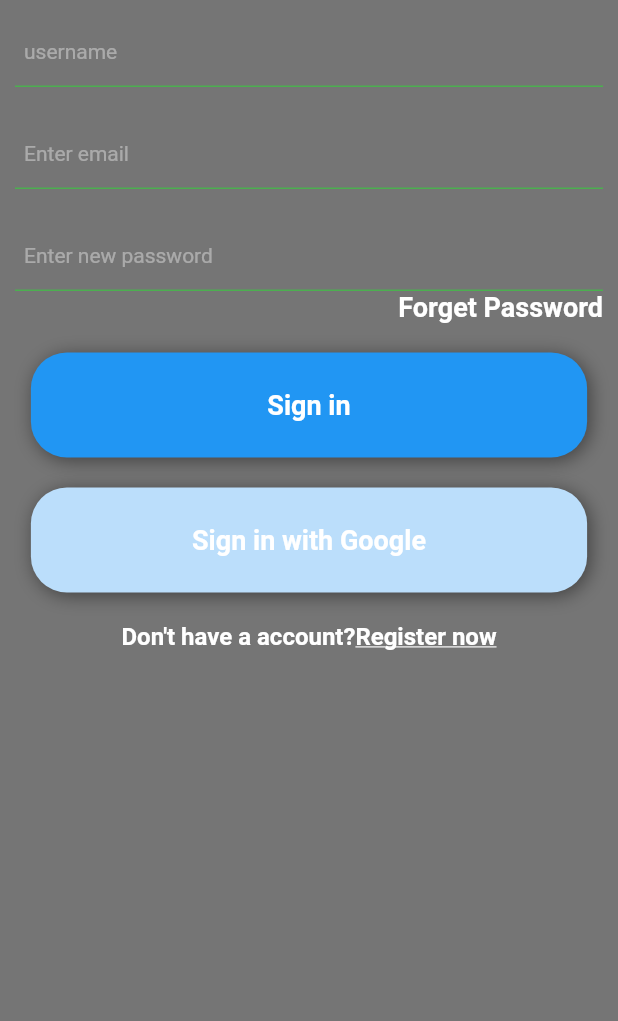
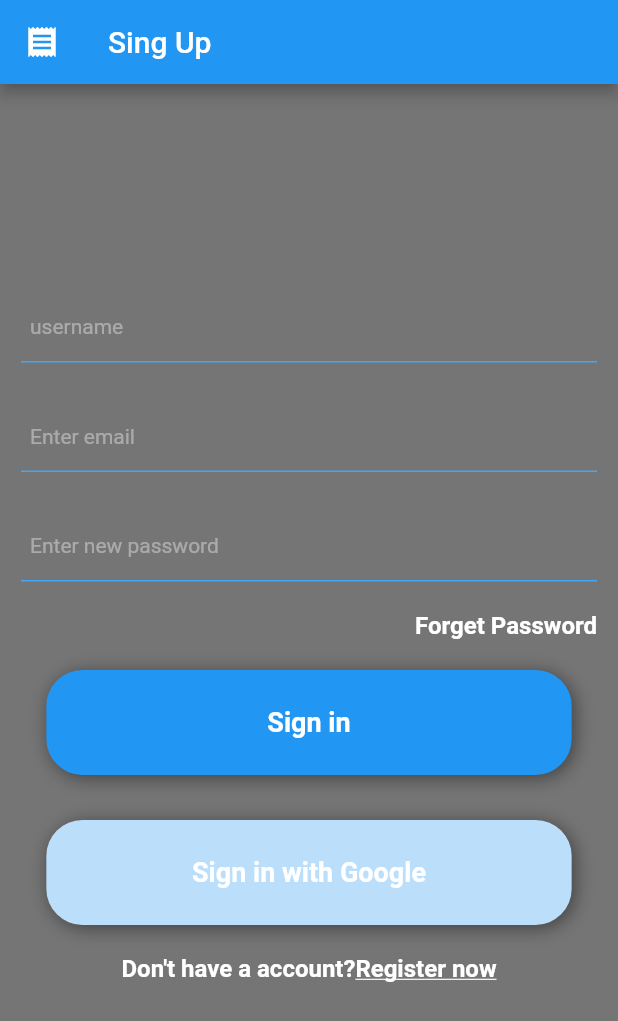
Before and after one commit to sabil62/MyChats, a Flutter app: the SingUpPage screen opened directly, on a phone screen of 412 x 824 dp. Shown: the top 1021 px of the screen. Run offline on Flutter 3.47's test engine with Material 2 defaults, Android fonts, the phone set to English and light mode, and no system bars; our stand-ins replace firebase_auth; accounts and stored records are empty.

Commit message:
singup page complete

```diff
--- /dev/null
+++ b/lib/FunctionWidgets/Widgets.dart
@@ -0,0 +1,8 @@
+import 'package:flutter/material.dart';
+
+Widget appbarsss(context, String title) {
+  return AppBar(
+    title: Text(title),
+    leading: Icon(Icons.receipt),
+  );
+}
--- a/lib/main.dart
+++ b/lib/main.dart
@@ -1,4 +1,5 @@
-import 'package:MyChat/views/singin.dart';
+//import 'package:MyChat/views/singin.dart';
+import 'package:MyChat/views/singup.dart';
 import 'package:flutter/material.dart';
 
 void main() {
@@ -31,6 +32,6 @@ class MyHomePage extends StatefulWidget {
 class _MyHomePageState extends State<MyHomePage> {
   @override
   Widget build(BuildContext context) {
-    return SinginPage();
+    return SingUpPage();
   }
 }
--- a/lib/model/user.dart
+++ b/lib/model/user.dart
@@ -1,4 +1,4 @@
 class User {
-  int id;
-  User({this.id});
+  String userId;
+  User({this.userId});
 }
--- a/lib/views/singin.dart
+++ b/lib/views/singin.dart
@@ -1,10 +1,11 @@
+import 'package:MyChat/FunctionWidgets/Widgets.dart';
 import 'package:flutter/material.dart';
 
 class SinginPage extends StatelessWidget {
   @override
   Widget build(BuildContext context) {
     return Scaffold(
-      appBar: null,
+      appBar: appbarsss(context, 'SingIn'),
       body: Column(
         mainAxisSize: MainAxisSize.min,
         children: <Widget>[
--- a/lib/views/singup.dart
+++ b/lib/views/singup.dart
@@ -1,70 +1,141 @@
+import 'package:MyChat/FunctionWidgets/Widgets.dart';
 import 'package:flutter/material.dart';
+import '../services/firebase.dart';
 
-class SingUpPage extends StatelessWidget {
+class SingUpPage extends StatefulWidget {
+  //this is from another class
+  @override
+  _SingUpPageState createState() => _SingUpPageState();
+}
+
+class _SingUpPageState extends State<SingUpPage> {
+  AuthMethods auth = AuthMethods();
+
+  bool istrue = false;
+
+  void goForSingUp() {
+    if (formkey.currentState.validate()) {
+      setState(() {
+        istrue = true;
+      });
+      auth.singUpWithFirebasess(
+          emailTextEditingController.text, passwordTextEditingController.text);
+      //to navigate to new page
+
+    }
+  }
+
+  final formkey = GlobalKey<FormState>();
+
   TextEditingController usernameTextEditingController = TextEditingController();
+
   TextEditingController emailTextEditingController = TextEditingController();
+
   TextEditingController passwordTextEditingController = TextEditingController();
 
   @override
   Widget build(BuildContext context) {
     return Scaffold(
-      appBar: null,
+      appBar: appbarsss(context, 'Sing Up'),
       backgroundColor: Colors.black54,
-      body: SingleChildScrollView(
+      body: istrue
+          ? Center(child: CircularProgressIndicator())
+          : SingleChildScrollView(
               child: Container(
                 alignment: Alignment.bottomCenter,
                 child: Padding(
-            padding: const EdgeInsets.symmetric(horizontal: 10, vertical: 10),
+                  padding:
+                      const EdgeInsets.symmetric(horizontal: 14, vertical: 14),
                   child: Column(
                     mainAxisSize: MainAxisSize.min,
                     children: <Widget>[
-                TextField(
+                      SizedBox(
+                        height: MediaQuery.of(context).size.height * 0.15,
+                      ),
+                      Form(
+                        key: formkey,
+                        child: Column(
+                          children: <Widget>[
+                            TextFormField(
+                              validator: (value) {
+                                if (value == null) {
+                                  return 'Please Enter username';
+                                } else if (value.length < 4) {
+                                  return 'Please Enter more than 4 characters';
+                                }
+                              },
                               controller: usernameTextEditingController,
                               decoration: buildInputDecoration('username'),
+                              style: TextStyle(color: Colors.white),
+                            ),
+                            SizedBox(
+                              height: 25,
+                            ),
+                            TextFormField(
+                              validator: (value) {
+                                return value =
+                                    !RegExp(r"^[a-zA-Z0-9.a-zA-Z0-9.!#$%&'*+-/=?^_`{|}~]+@[a-zA-Z0-9]+\.[a-zA-Z]+")
+                                            .hasMatch(value)
+                                        ? 'Please enter valid email'
+                                        : null;
+                              },
+                              controller: emailTextEditingController,
+                              decoration: buildInputDecoration('Enter email'),
+                              style: TextStyle(color: Colors.white),
+                            ),
+                            SizedBox(
+                              height: 25,
+                            ),
+                            TextFormField(
+                              validator: (value) {
+                                return value == null
+                                    ? 'Please enter valid password'
+                                    : null;
+                              },
+                              obscureText: true, //for password
+                              controller: passwordTextEditingController,
+                              decoration:
+                                  buildInputDecoration('Enter new password'),
+                              style: TextStyle(color: Colors.white),
+                            ),
+                          ],
+                        ),
                       ),
                       SizedBox(
                         height: 20,
-                ),
-                TextField(
-                  controller: emailTextEditingController,
-                  decoration: buildInputDecoration('Enter email'),
-                ),
-                SizedBox(
-                  height: 20,
-                ),
-                TextField(
-                  controller: passwordTextEditingController,
-                  decoration: buildInputDecoration('Enter new password'),
                       ),
                       Container(
                         alignment: Alignment.centerRight,
                         child: Container(
                           child: Text(
                             'Forget Password',
-                      style: buildTextStyle(18),
+                            style: buildTextStyle(16),
                           ),
                         ),
                       ),
                       SizedBox(
                         height: 20,
                       ),
-                Container(
+                      GestureDetector(
+                        onTap: goForSingUp, //or (){goForSignUp}
+                        child: Container(
                           height: 70,
                           alignment: Alignment.center,
-                  width: MediaQuery.of(context).size.width * 0.9,
+                          width: MediaQuery.of(context).size.width * 0.85,
                           decoration: buildBoxDecoration(Colors.blue),
                           child: Text(
                             'Sign in',
                             style: buildTextStyle(18),
                           ),
                         ),
+                      ),
                       SizedBox(
-                  height: 20,
+                        height: 30,
                       ),
                       Container(
                         height: 70,
                         alignment: Alignment.center,
-                  width: MediaQuery.of(context).size.width * 0.9,
+                        width: MediaQuery.of(context).size.width * 0.85,
                         decoration: buildBoxDecoration(Colors.blue[100]),
                         child: Text(
                           'Sign in with Google',
@@ -115,14 +186,11 @@ class SingUpPage extends StatelessWidget {
     return InputDecoration(
       hintText: hintText,
       hintStyle: TextStyle(color: Colors.white38, fontSize: 14),
-      focusedBorder: UnderlineInputBorder(
-          borderRadius: BorderRadius.circular(11),
-          borderSide: BorderSide(color: Colors.blue[200])),
+      focusedBorder:
+          UnderlineInputBorder(borderSide: BorderSide(color: Colors.green)),
       enabledBorder:
-          UnderlineInputBorder(borderSide: BorderSide(color: Colors.green)),
+          UnderlineInputBorder(borderSide: BorderSide(color: Colors.blue[400])),
       contentPadding: EdgeInsets.all(6),
-      fillColor: Colors.green,
-      focusColor: Colors.yellow,
     );
   }
 }
--- a/pubspec.yaml
+++ b/pubspec.yaml
@@ -24,6 +24,7 @@ dependencies:
   flutter:
     sdk: flutter
   firebase_auth: ^0.16.1
+  cloud_firestore: ^0.13.7
 
   # The following adds the Cupertino Icons font to your application.
   # Use with the CupertinoIcons class for iOS style icons.
```
Also changed, not shown: lib/services/firebase.dart (+25 -5 lines), lib/views/chatRoomScreen.dart (added, +18 -0 lines), pubspec.lock, 2 other files. Lines whose indentation alone changed are shown as unchanged.
